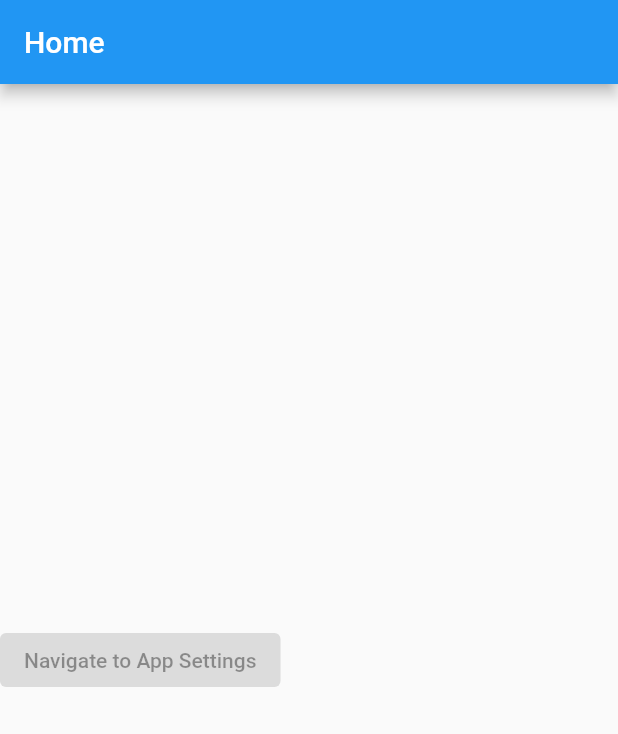
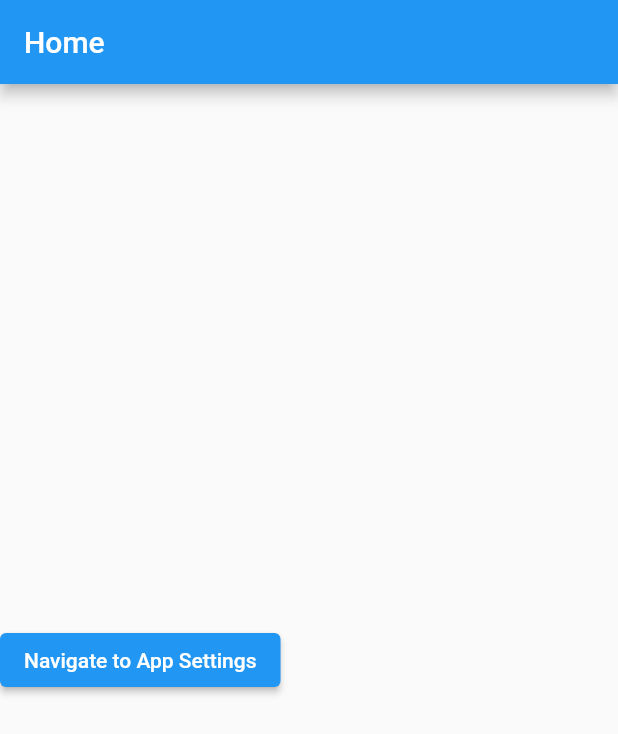
Before and after one commit to janos-gonye/my_flutter_bloc_starter_project, a Flutter app: the screen it shows after launch, on a phone screen of 412 x 824 dp. Shown: the top 734 px of the screen. Run offline on Flutter 3.47's test engine with Material 2 defaults, Android fonts, the phone set to English and light mode, and no system bars.

Commit message:
navigate to 'AppSettingsPage' after pushing 'HomePage/Elevated Btn with Text 'Navigate to App Settings'

```diff
--- a/lib/app.dart
+++ b/lib/app.dart
@@ -1,6 +1,6 @@
 import 'package:flutter/material.dart';
-import 'package:flutter/widgets.dart';
 
+import 'package:my_flutter_bloc_starter_project/app_settings/app_settings.dart';
 import 'package:my_flutter_bloc_starter_project/home/views/home_page.dart';
 
 class MyStartProjectApp extends StatelessWidget {
@@ -22,8 +22,11 @@ class AppView extends StatefulWidget {
 class _AppViewState extends State<AppView> {
   @override
   Widget build(BuildContext context) {
-    return const MaterialApp(
-      home: HomePage(),
+    return MaterialApp(
+      routes: {
+        '/': (context) => const HomePage(),
+        '/app-settings': (context) => const AppSettingsPage(),
+      },
     );
   }
 }
--- a/lib/home/views/home_page.dart
+++ b/lib/home/views/home_page.dart
@@ -1,5 +1,7 @@
 import 'package:flutter/material.dart';
 import 'package:flutter/widgets.dart';
+
+import 'package:my_flutter_bloc_starter_project/app_settings/app_settings.dart';
 
 class HomePage extends StatelessWidget {
   const HomePage({Key? key}) : super(key: key);
@@ -16,8 +18,10 @@ class HomePage extends StatelessWidget {
         child: Row(
           children: [
             ElevatedButton(
-              onPressed: null,
-              child: Text('Navigate to App Settings'),
+              onPressed: () {
+                Navigator.of(context).pushNamed(AppSettingsPage.routeName);
+              },
+              child: const Text('Navigate to App Settings'),
             ),
           ],
         ),
```
Also changed, not shown: 1 other file.
